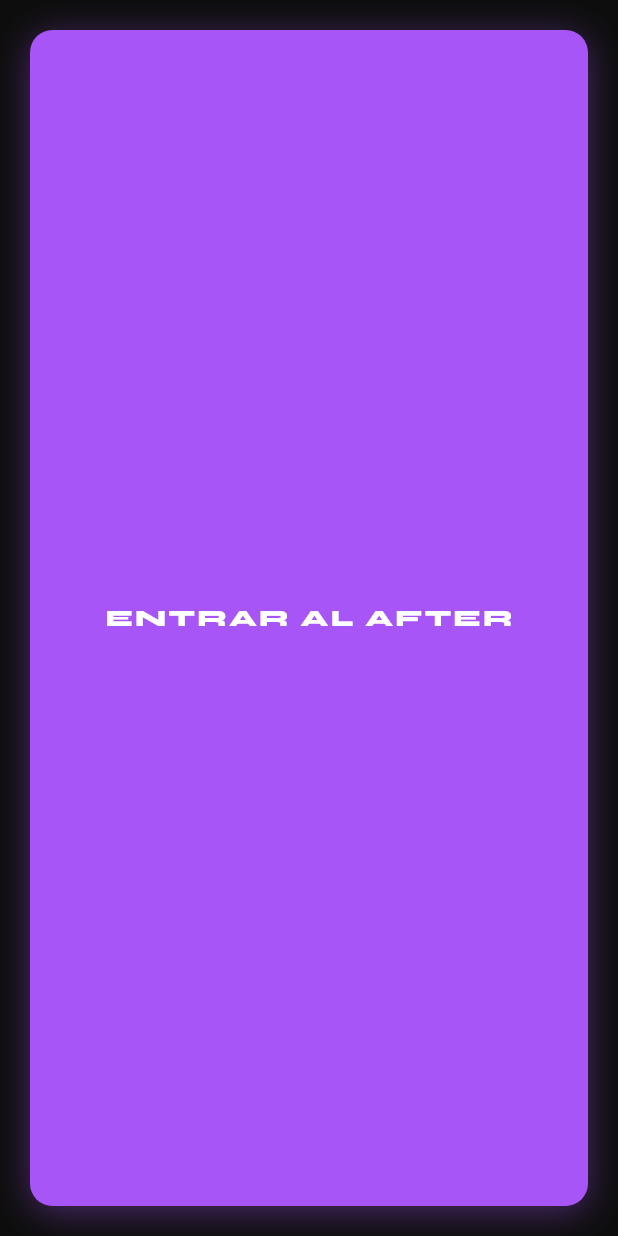
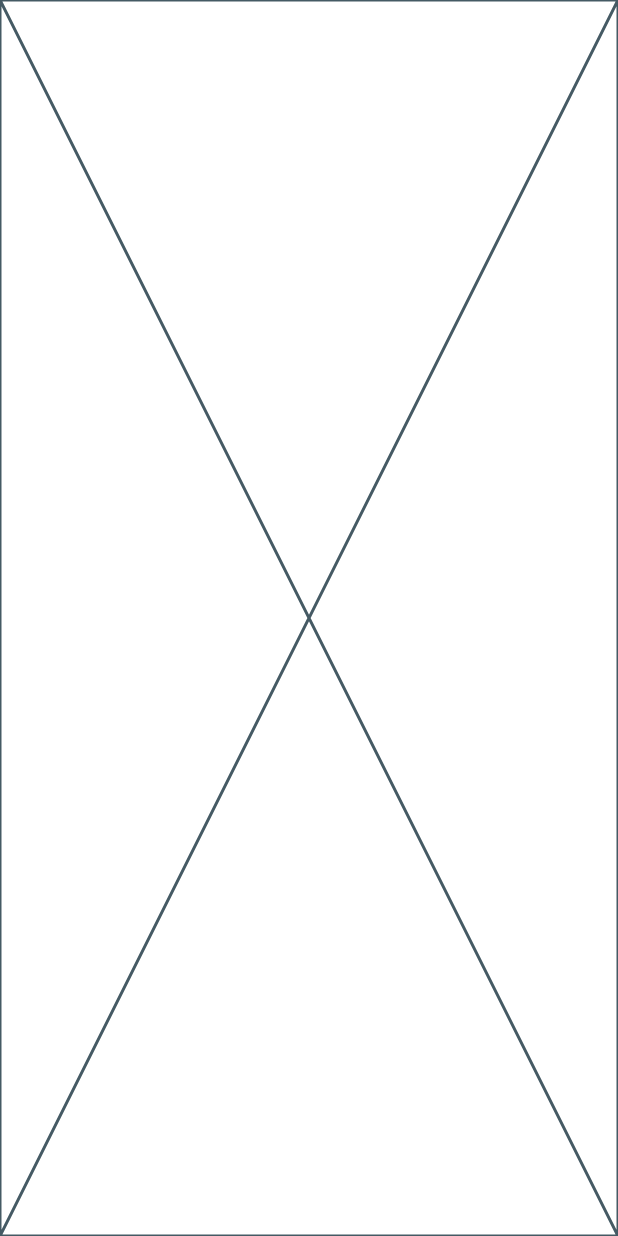
Before and after one commit to davidpereda0705/afterlife_ud, a Flutter app: the screen it shows after launch, on a phone screen of 412 x 824 dp. Run offline on Flutter 3.47's test engine with Material 3 defaults, Android fonts, the light colour scheme and no system bars.

Commit message:
Reapply "Merge branch 'Sprint1' into component_card"
This reverts commit d45f2ee576a52db95247d94f4f53ac930c65caf0.

```diff
--- /dev/null
+++ b/lib/componentes/AfterlifeCard.dart
@@ -0,0 +1,10 @@
+import 'package:flutter/material.dart';
+
+class Afterlifecard extends StatelessWidget {
+  const Afterlifecard({super.key});
+
+  @override
+  Widget build(BuildContext context) {
+    return const Placeholder();
+  }
+}
--- a/lib/main.dart
+++ b/lib/main.dart
@@ -1,5 +1,6 @@
+import 'package:afterlife_ud/componentes/AfterLifeCard.dart';
+import 'package:afterlife_ud/theme/AfterlifeTheme.dart';
 import 'package:flutter/material.dart';
-import 'theme/colors.dart';
 import 'componentes/AfterButton.dart';
 
 void main() => runApp(const AfterlifeApp());
@@ -11,17 +12,7 @@ class AfterlifeApp extends StatelessWidget {
   Widget build(BuildContext context) {
     return MaterialApp(
       theme: AfterlifeTheme.darkTheme,
-      home: Scaffold(
-        body: Center(
-          child: Padding(
-            padding: const EdgeInsets.all(20.0),
-            child: AfterButton(
-              label: 'Entrar al After',
-              onPressed: () => print('¡Gas!'),
-            ),
-          ),
-        ),
-      ),
+      home: Afterlifecard(),
     );
   }
 }
--- a/lib/theme/AfterlifeTheme.dart
+++ b/lib/theme/AfterlifeTheme.dart
@@ -1,12 +1,66 @@
+// lib/core/themes/afterlife_theme.dart
 import 'package:flutter/material.dart';
-import 'colors.dart'; // Como están en la misma carpeta, solo pones el nombre
+import 'colors.dart';
+import 'text_theme.dart';
 
 class AfterlifeTheme {
   static ThemeData get darkTheme {
-    return ThemeData(
-      brightness: Brightness.dark,
+    return ThemeData.dark().copyWith(
+      // Colores
       scaffoldBackgroundColor: AfterlifeColors.background,
-      fontFamily: 'Syne',
+      canvasColor: AfterlifeColors.background,
+      cardColor: Colors.white.withOpacity(0.05),
+
+      // ColorScheme
+      colorScheme: const ColorScheme.dark(
+        primary: AfterlifeColors.electricPurple,
+        secondary: AfterlifeColors.neonPink,
+        surface: AfterlifeColors.surfaceDark,
+        background: AfterlifeColors.background,
+        onSurface: AfterlifeColors.textPrimary,
+      ),
+
+      // Text Theme (usa AfterlifeTextTheme)
+      textTheme: TextTheme(
+        displayLarge: AfterlifeTextTheme.displayLarge,
+        displayMedium: AfterlifeTextTheme.displayMedium,
+        headlineLarge: AfterlifeTextTheme.headlineLarge,
+        headlineMedium: AfterlifeTextTheme.headlineMedium,
+        titleLarge: AfterlifeTextTheme.titleLarge,
+        titleMedium: AfterlifeTextTheme.titleMedium,
+        titleSmall: AfterlifeTextTheme.titleSmall,
+        bodyLarge: AfterlifeTextTheme.bodyLarge,
+        bodyMedium: AfterlifeTextTheme.bodyMedium,
+        bodySmall: AfterlifeTextTheme.bodySmall,
+        labelLarge: AfterlifeTextTheme.labelLarge,
+        labelMedium: AfterlifeTextTheme.labelMedium,
+        labelSmall: AfterlifeTextTheme.labelSmall,
+      ),
+
+      // AppBar
+      appBarTheme: const AppBarTheme(
+        backgroundColor: AfterlifeColors.background,
+        elevation: 0,
+        titleTextStyle: TextStyle(
+          fontFamily: AfterlifeTextTheme.fontFamily,
+          fontSize: 22,
+          fontWeight: FontWeight.w600,
+          color: AfterlifeColors.textPrimary,
+        ),
+      ),
+
+      // ElevatedButton
+      elevatedButtonTheme: ElevatedButtonThemeData(
+        style: ElevatedButton.styleFrom(
+          backgroundColor: AfterlifeColors.electricPurple,
+          foregroundColor: AfterlifeColors.textPrimary,
+          textStyle: AfterlifeTextTheme.labelLarge,
+          shape: RoundedRectangleBorder(
+            borderRadius: BorderRadius.circular(12),
+          ),
+          padding: const EdgeInsets.symmetric(horizontal: 24, vertical: 14),
+        ),
+      ),
     );
   }
 }
--- a/lib/theme/colors.dart
+++ b/lib/theme/colors.dart
@@ -1,19 +1,53 @@
+// lib/core/themes/colors.dart
 import 'package:flutter/material.dart';
 
 class AfterlifeColors {
+  // Fondo
   static const Color background = Color(0xFF0D0D0D);
+
+  // Paleta neón
   static const Color electricPurple = Color(0xFFA855F7);
   static const Color neonPink = Color(0xFFEC4899);
   static const Color cyanBlue = Color(0xFF06B6D4);
   static const Color acidGreen = Color(0xFF84CC16);
+  static const Color neonOrange = Color(0xFFF59E0B);
+  static const Color deepPurple = Color(0xFF8B5CF6);
+
+  // Texto
+  static const Color textPrimary = Colors.white;
+  static const Color textSecondary = Color(0xFFA0A0B0);
+  static const Color textDisabled = Color(0xFF666680);
+
+  // Superficies
+  static const Color surfaceDark = Color(0xFF1A1A1A);
+  static const Color cardDark = Color(0xFF1E1E2D);
+
+  // Métodos de ayuda
+  static Color electricPurpleWithOpacity(double opacity) =>
+      electricPurple.withOpacity(opacity);
+
+  static Color neonPinkWithOpacity(double opacity) =>
+      neonPink.withOpacity(opacity);
+
+  static Color cyanBlueWithOpacity(double opacity) =>
+      cyanBlue.withOpacity(opacity);
+
+  // Gradientes
+  static Gradient get purplePinkGradient => LinearGradient(
+    colors: [electricPurple, neonPink],
+    begin: Alignment.topLeft,
+    end: Alignment.bottomRight,
+  );
+
+  static Gradient get blueGreenGradient => LinearGradient(
+    colors: [cyanBlue, acidGreen],
+    begin: Alignment.topLeft,
+    end: Alignment.bottomRight,
+  );
+
+  static Gradient get orangePurpleGradient => LinearGradient(
+    colors: [neonOrange, deepPurple],
+    begin: Alignment.topLeft,
+    end: Alignment.bottomRight,
+  );
 }
-
-class AfterlifeTheme {
-  static ThemeData get darkTheme {
-    return ThemeData(
-      brightness: Brightness.dark,
-      scaffoldBackgroundColor: AfterlifeColors.background,
-      fontFamily: 'Syne', // Asegúrate de haber hecho el "pub get" con la fuente
-    );
-  }
-}
--- /dev/null
+++ b/lib/theme/text_theme.dart
@@ -0,0 +1,103 @@
+// lib/core/themes/text_theme.dart
+import 'package:flutter/material.dart';
+import 'colors.dart'; // Importa colors para usar los colores
+
+class AfterlifeTextTheme {
+  static const String fontFamily = 'Syne';
+
+  // Display
+  static TextStyle displayLarge = const TextStyle(
+    fontFamily: fontFamily,
+    fontSize: 57,
+    fontWeight: FontWeight.w700,
+    color: AfterlifeColors.textPrimary,
+  );
+
+  static TextStyle displayMedium = const TextStyle(
+    fontFamily: fontFamily,
+    fontSize: 45,
+    fontWeight: FontWeight.w600,
+    color: AfterlifeColors.textPrimary,
+  );
+
+  // Headline
+  static TextStyle headlineLarge = const TextStyle(
+    fontFamily: fontFamily,
+    fontSize: 32,
+    fontWeight: FontWeight.w600,
+    color: AfterlifeColors.textPrimary,
+  );
+
+  static TextStyle headlineMedium = const TextStyle(
+    fontFamily: fontFamily,
+    fontSize: 28,
+    fontWeight: FontWeight.w500,
+    color: AfterlifeColors.textPrimary,
+  );
+
+  // Title
+  static TextStyle titleLarge = const TextStyle(
+    fontFamily: fontFamily,
+    fontSize: 22,
+    fontWeight: FontWeight.w500,
+    color: AfterlifeColors.textPrimary,
+  );
+
+  static TextStyle titleMedium = const TextStyle(
+    fontFamily: fontFamily,
+    fontSize: 16,
+    fontWeight: FontWeight.w500,
+    color: AfterlifeColors.textPrimary,
+  );
+
+  static TextStyle titleSmall = const TextStyle(
+    fontFamily: fontFamily,
+    fontSize: 14,
+    fontWeight: FontWeight.w500,
+    color: AfterlifeColors.textPrimary,
+  );
+
+  // Body
+  static TextStyle bodyLarge = const TextStyle(
+    fontFamily: fontFamily,
+    fontSize: 16,
+    fontWeight: FontWeight.w400,
+    color: AfterlifeColors.textPrimary,
+  );
+
+  static TextStyle bodyMedium = const TextStyle(
+    fontFamily: fontFamily,
+    fontSize: 14,
+    fontWeight: FontWeight.w400,
+    color: AfterlifeColors.textSecondary,
+  );
+
+  static TextStyle bodySmall = const TextStyle(
+    fontFamily: fontFamily,
+    fontSize: 12,
+    fontWeight: FontWeight.w400,
+    color: AfterlifeColors.textDisabled,
+  );
+
+  // Label
+  static TextStyle labelLarge = const TextStyle(
+    fontFamily: fontFamily,
+    fontSize: 14,
+    fontWeight: FontWeight.w500,
+    color: AfterlifeColors.textPrimary,
+  );
+
+  static TextStyle labelMedium = const TextStyle(
+    fontFamily: fontFamily,
+    fontSize: 12,
+    fontWeight: FontWeight.w500,
+    color: AfterlifeColors.textPrimary,
+  );
+
+  static TextStyle labelSmall = const TextStyle(
+    fontFamily: fontFamily,
+    fontSize: 11,
+    fontWeight: FontWeight.w500,
+    color: AfterlifeColors.textSecondary,
+  );
+}
```
